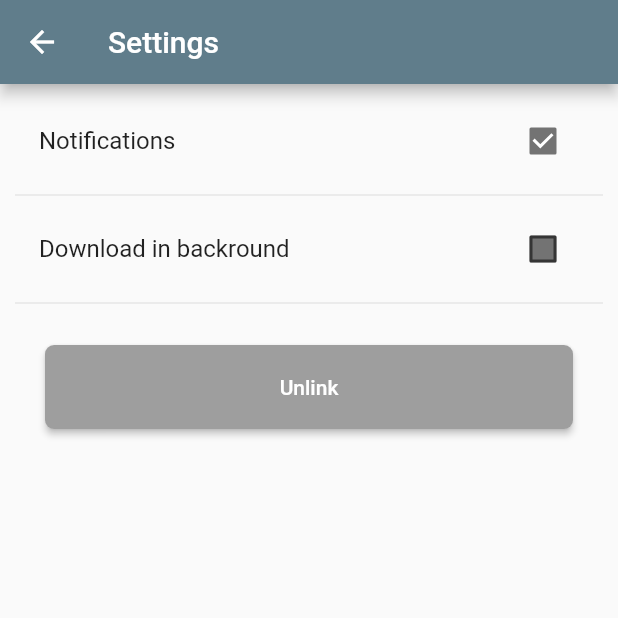
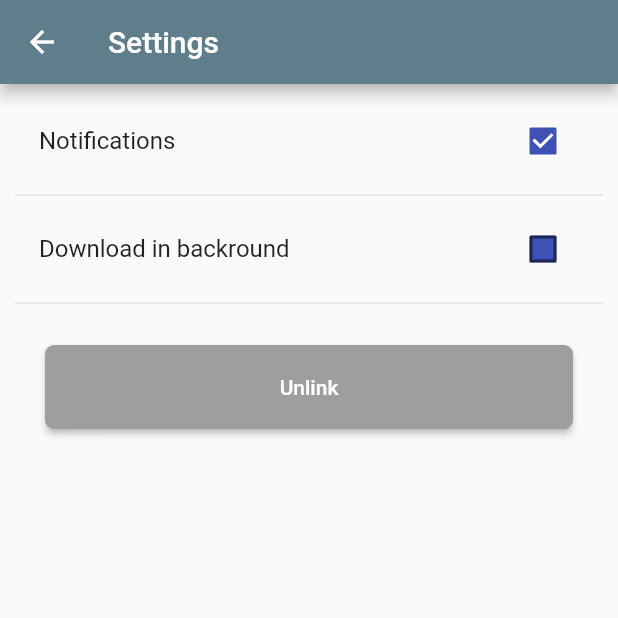
Before and after one commit to Abstractolotl/aztube-app, a Flutter app: the screen it shows after launch, after a tap on the "settings" icon, on a phone screen of 412 x 824 dp, the top half of it. Run offline on Flutter 3.47's test engine with Material 2 defaults, Android fonts, the phone set to English and light mode, and no system bars; our stand-ins replace camera, device_info_plus; missing offline and left inert: qr_code_scanner; network calls fail; Roboto replaces fonts that are missing (OpenSans).

Commit message:
Implement system preferenced dark mode

```diff
--- a/lib/main.dart
+++ b/lib/main.dart
@@ -26,13 +26,39 @@ class AzTube extends StatelessWidget {
   final Future<Settings> settings;
   final List<CameraDescription> cameras;
 
+  ThemeData _darkTheme(){
+    return ThemeData(
+        brightness: Brightness.dark,
+
+        fontFamily: 'OpenSans',
+
+        textTheme: const TextTheme(
+          headline1: TextStyle(fontSize: 17, color: Colors.white),
+          bodyText1: TextStyle(fontSize: 10.0, color: Colors.white54),
+        )
+    );
+  }
+
+  ThemeData _lightTheme(){
+    return ThemeData(
+        primarySwatch: Colors.blueGrey,
+        brightness: Brightness.light,
+
+        fontFamily: 'OpenSans',
+
+        textTheme: const TextTheme(
+          headline1: TextStyle(fontSize: 17, color: Colors.black),
+          bodyText1: TextStyle(fontSize: 10.0, color: Colors.black38),
+        )
+    );
+  }
+
   @override
   Widget build(BuildContext context) {
     return MaterialApp(
       title: 'AzTube',
-      theme: ThemeData(
-        primarySwatch: Colors.blueGrey
-      ),
+      theme: _lightTheme(),
+      darkTheme: _darkTheme(),
       home: FutureBuilder(future: settings,
         builder: (context, snapshot) {
           if(snapshot.hasData){
--- a/lib/views/settings.dart
+++ b/lib/views/settings.dart
@@ -25,7 +25,7 @@ class SettingsScreenState extends State<SettingsScreen> {
       MaterialState.hovered,
       MaterialState.focused,
     };
-    return Colors.black54;
+    return Colors.indigo;
   }
 
   @override
```
Also changed, not shown: lib/elements/download.dart (+5 -8 lines).
